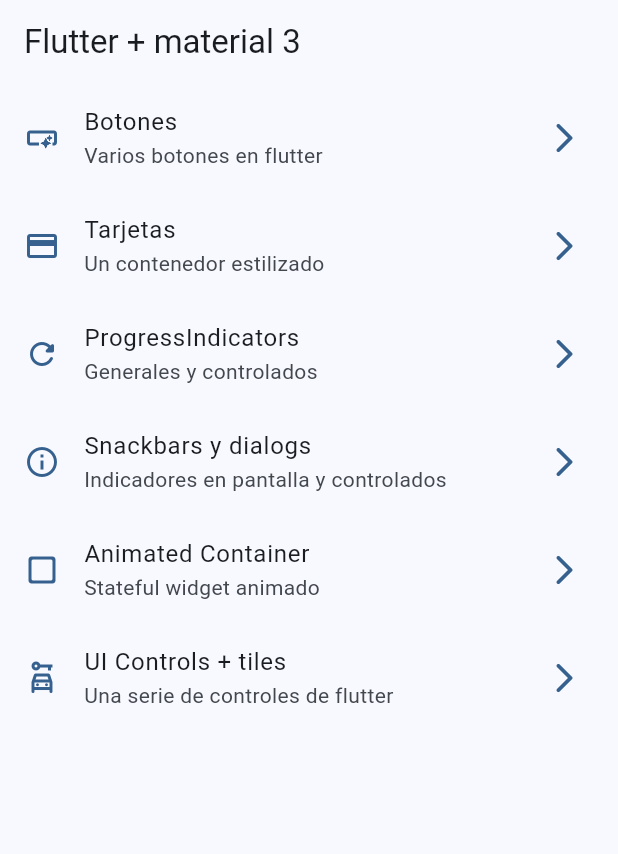
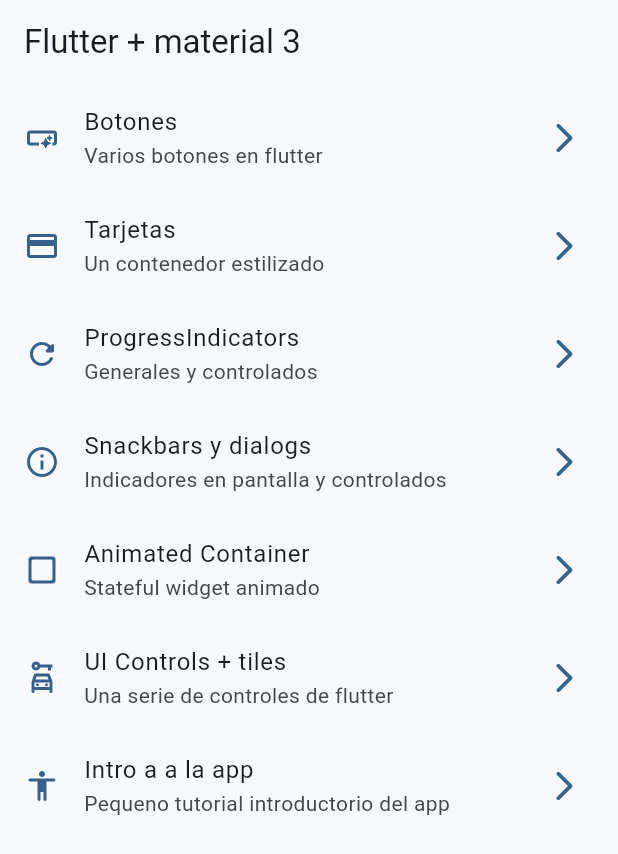
Before and after one commit to luiseduardovb/widgets_app, a Flutter app: the screen it shows after launch, on a phone screen of 412 x 824 dp. Shown: the top 854 px of the screen. Run offline on Flutter 3.47's test engine with Material 2 defaults, Android fonts, the phone set to English and light mode, and no system bars; our stand-ins replace go_router.

Commit message:
add menu items and route

```diff
--- a/lib/config/menu/menu_items.dart
+++ b/lib/config/menu/menu_items.dart
@@ -43,5 +43,10 @@ const appMenuItems = <MenuItem>[
       title: 'UI Controls + tiles',
       subtitle: 'Una serie de controles de flutter',
       link: '/ui-controls',
-      icon: Icons.car_rental_outlined)
+      icon: Icons.car_rental_outlined),
+  MenuItem(
+      title: 'Intro a a la app',
+      subtitle: 'Pequeno tutorial introductorio del app',
+      link: '/tutorial',
+      icon: Icons.accessibility_rounded)
 ];
--- a/lib/config/router/app_router.dart
+++ b/lib/config/router/app_router.dart
@@ -38,4 +38,9 @@ final appRouter = GoRouter(initialLocation: '/', routes: [
     name: UiControlsScreen.name,
     builder: (context, state) => const UiControlsScreen(),
   ),
+  GoRoute(
+    path: '/tutorial',
+    name: AppTutorialScreen.name,
+    builder: (context, state) => const AppTutorialScreen(),
+  ),
 ]);
```
